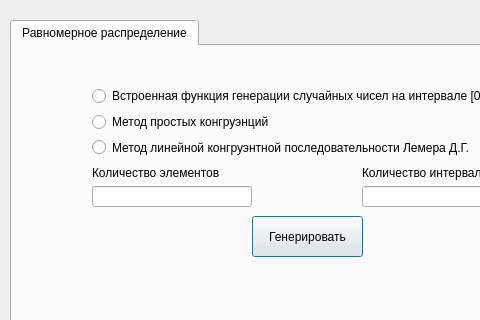
Before: the Qt Designer form file.ui in KomaR1/uniform_distribution, drawn with Qt 5; both pictures show x 0 to 480 and y 0 to 320 of the 616 by 700 pixel window.
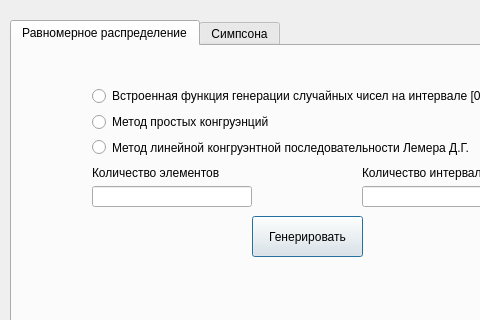
After: the same form once the commit is applied. The open tabs and pages were chosen to show the change.

The edit to the form file:
```diff
--- a/file.ui
+++ b/file.ui
@@ -133,6 +133,11 @@
      </property>
     </widget>
    </widget>
+   <widget class="QWidget" name="tab_2">
+    <attribute name="title">
+     <string>Симпсона</string>
+    </attribute>
+   </widget>
   </widget>
  </widget>
  <resources/>
```
Left out of the diff: 2 changed lines with no effect on the pictures.
